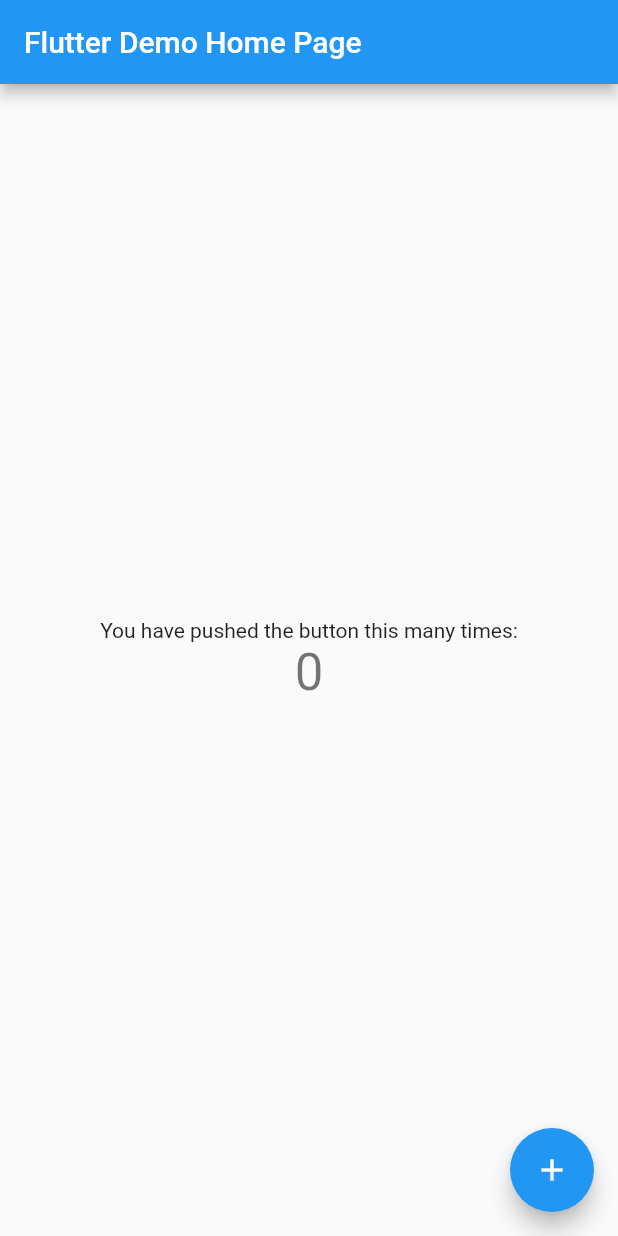
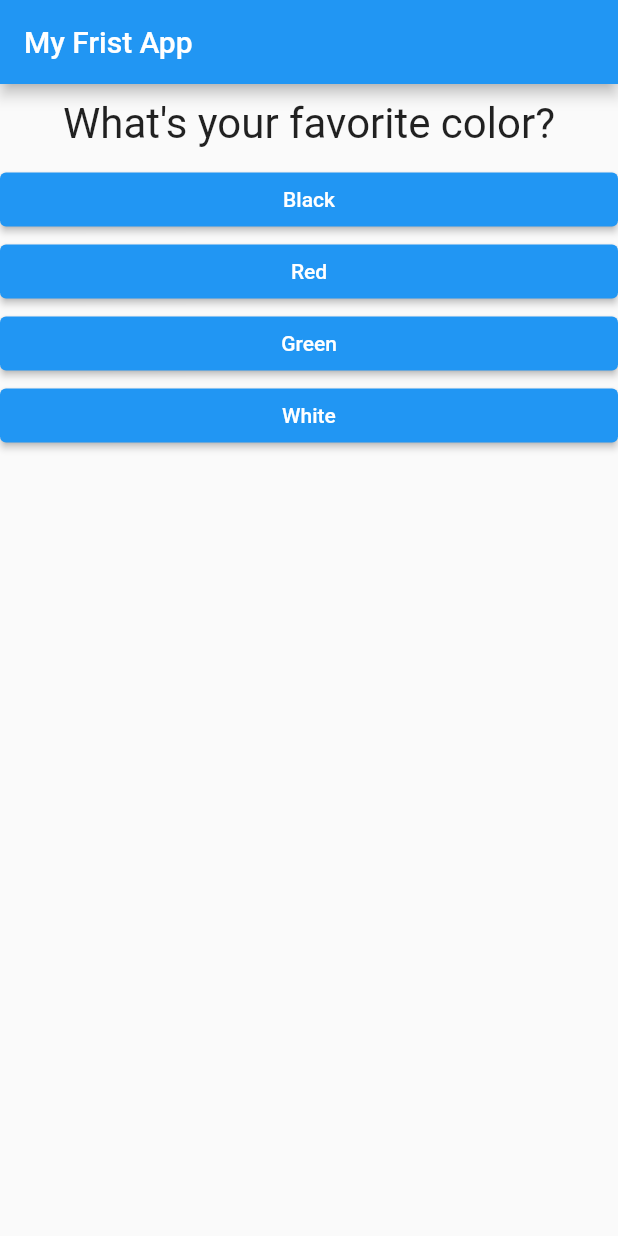
Before and after one commit to Matsuda1129/flutter_complete_guide, a Flutter app: the screen it shows after launch, on a phone screen of 412 x 824 dp. Run offline on Flutter 3.47's test engine with Material 2 defaults, Android fonts, the phone set to English and light mode, and no system bars.

```diff
--- /dev/null
+++ b/lib/answer.dart
@@ -0,0 +1,20 @@
+import 'package:flutter/material.dart';
+
+class Answer extends StatelessWidget {
+  final VoidCallback selectHandler;
+  final String answerText;
+  const Answer(this.selectHandler, this.answerText, {super.key});
+
+  @override
+  Widget build(BuildContext context) {
+    return Container(
+      width: double.infinity,
+      child: ElevatedButton(
+        style: ElevatedButton.styleFrom(
+            foregroundColor: Colors.white, backgroundColor: Colors.blue),
+        onPressed: selectHandler,
+        child: Text(answerText),
+      ),
+    );
+  }
+}
--- a/lib/main.dart
+++ b/lib/main.dart
@@ -1,115 +1,82 @@
 import 'package:flutter/material.dart';
+import './quiz.dart';
+import './result.dart';
+// void main() {
+//   runApp(MyApp());
+// }
 
-void main() {
-  runApp(const MyApp());
-}
+void main() => runApp(MyApp());
 
-class MyApp extends StatelessWidget {
-  const MyApp({super.key});
-
-  // This widget is the root of your application.
+class MyApp extends StatefulWidget {
   @override
-  Widget build(BuildContext context) {
-    return MaterialApp(
-      title: 'Flutter Demo',
-      theme: ThemeData(
-        // This is the theme of your application.
-        //
-        // Try running your application with "flutter run". You'll see the
-        // application has a blue toolbar. Then, without quitting the app, try
-        // changing the primarySwatch below to Colors.green and then invoke
-        // "hot reload" (press "r" in the console where you ran "flutter run",
-        // or simply save your changes to "hot reload" in a Flutter IDE).
-        // Notice that the counter didn't reset back to zero; the application
-        // is not restarted.
-        primarySwatch: Colors.blue,
-      ),
-      home: const MyHomePage(title: 'Flutter Demo Home Page'),
-    );
+  State<StatefulWidget> createState() {
+    return _MyAppState();
   }
 }
 
-class MyHomePage extends StatefulWidget {
-  const MyHomePage({super.key, required this.title});
+class _MyAppState extends State<MyApp> {
+  var _questionIndex = 0;
+  var _totalScore = 0;
 
-  // This widget is the home page of your application. It is stateful, meaning
-  // that it has a State object (defined below) that contains fields that affect
-  // how it looks.
+  void _resetQuiz() {
+    setState(() {
+      _questionIndex = 0;
+      _totalScore = 0;
+    });
+  }
 
-  // This class is the configuration for the state. It holds the values (in this
-  // case the title) provided by the parent (in this case the App widget) and
-  // used by the build method of the State. Fields in a Widget subclass are
-  // always marked "final".
-
-  final String title;
-
-  @override
-  State<MyHomePage> createState() => _MyHomePageState();
-}
-
-class _MyHomePageState extends State<MyHomePage> {
-  int _counter = 0;
-
-  void _incrementCounter() {
+  final _questions = const [
+    {
+      'questionText': 'What\'s your favorite color?',
+      'answers': [
+        {'text': 'Black', 'score': 4},
+        {'text': 'Red', 'score': 3},
+        {'text': 'Green', 'score': 2},
+        {'text': 'White', 'score': 1},
+      ]
+    },
+    {
+      'questionText': 'What\'s your favorite animal?',
+      'answers': [
+        {'text': 'Rabbit', 'score': 4},
+        {'text': 'Snake', 'score': 3},
+        {'text': 'Elephant', 'score': 2},
+        {'text': 'Lion', 'score': 1},
+      ]
+    },
+    {
+      'questionText': 'Who\'s your favorite instructor?',
+      'answers': [
+        {'text': 'Maki', 'score': 4},
+        {'text': 'Syota', 'score': 3},
+        {'text': 'Marie', 'score': 2},
+        {'text': 'Takuya', 'score': 1},
+      ]
+    },
+  ];
+  void _answerQuestion(int score) {
+    _totalScore += score;
     setState(() {
-      // This call to setState tells the Flutter framework that something has
-      // changed in this State, which causes it to rerun the build method below
-      // so that the display can reflect the updated values. If we changed
-      // _counter without calling setState(), then the build method would not be
-      // called again, and so nothing would appear to happen.
-      _counter++;
+      _questionIndex = _questionIndex + 1;
+      if (_questionIndex < _questions.length) {
+      } else {
+        // print('aaa');
+      }
     });
   }
 
   @override
   Widget build(BuildContext context) {
-    // This method is rerun every time setState is called, for instance as done
-    // by the _incrementCounter method above.
-    //
-    // The Flutter framework has been optimized to make rerunning build methods
-    // fast, so that you can just rebuild anything that needs updating rather
-    // than having to individually change instances of widgets.
-    return Scaffold(
-      appBar: AppBar(
-        // Here we take the value from the MyHomePage object that was created by
-        // the App.build method, and use it to set our appbar title.
-        title: Text(widget.title),
-      ),
-      body: Center(
-        // Center is a layout widget. It takes a single child and positions it
-        // in the middle of the parent.
-        child: Column(
-          // Column is also a layout widget. It takes a list of children and
-          // arranges them vertically. By default, it sizes itself to fit its
-          // children horizontally, and tries to be as tall as its parent.
-          //
-          // Invoke "debug painting" (press "p" in the console, choose the
-          // "Toggle Debug Paint" action from the Flutter Inspector in Android
-          // Studio, or the "Toggle Debug Paint" command in Visual Studio Code)
-          // to see the wireframe for each widget.
-          //
-          // Column has various properties to control how it sizes itself and
-          // how it positions its children. Here we use mainAxisAlignment to
-          // center the children vertically; the main axis here is the vertical
-          // axis because Columns are vertical (the cross axis would be
-          // horizontal).
-          mainAxisAlignment: MainAxisAlignment.center,
-          children: <Widget>[
-            const Text(
-              'You have pushed the button this many times:',
+    return MaterialApp(
+        home: Scaffold(
+            appBar: AppBar(
+              title: const Text('My Frist App'),
             ),
-            Text(
-              '$_counter',
-              style: Theme.of(context).textTheme.headline4,
-            ),
-          ],
-        ),
-      ),
-      floatingActionButton: FloatingActionButton(
-        onPressed: _incrementCounter,
-        tooltip: 'Increment',
-        child: const Icon(Icons.add),
-      ), // This trailing comma makes auto-formatting nicer for build methods.
-    );
+            body: _questionIndex < _questions.length
+                ? Quiz(
+                    answerQuestion: _answerQuestion,
+                    questionIndex: _questionIndex,
+                    questions: _questions)
+                : Result(_totalScore, _resetQuiz)));
   }
 }
--- /dev/null
+++ b/lib/question.dart
@@ -0,0 +1,19 @@
+import 'package:flutter/material.dart';
+
+class Question extends StatelessWidget {
+  String questionText;
+  Question(this.questionText, {super.key});
+
+  @override
+  Widget build(BuildContext context) {
+    return Container(
+      width: double.infinity,
+      margin: EdgeInsets.all(10),
+      child: Text(
+        questionText,
+        style: TextStyle(fontSize: 28),
+        textAlign: TextAlign.center,
+      ),
+    );
+  }
+}
--- /dev/null
+++ b/lib/quiz.dart
@@ -0,0 +1,31 @@
+import 'package:flutter/material.dart';
+import './question.dart';
+import './answer.dart';
+
+class Quiz extends StatelessWidget {
+  final List<Map<String, Object>> questions;
+  final Function answerQuestion;
+  final int questionIndex;
+  const Quiz({
+    super.key,
+    required this.questions,
+    required this.answerQuestion,
+    required this.questionIndex,
+  });
+
+  @override
+  Widget build(BuildContext context) {
+    return Column(
+      children: [
+        Question(
+          questions[questionIndex]['questionText'] as String,
+        ),
+        ...(questions[questionIndex]['answers'] as List<Map<String, Object>>)
+            .map((answer) {
+          return Answer(
+              () => answerQuestion(answer['score']), answer['text'] as String);
+        }).toList()
+      ],
+    );
+  }
+}
--- a/pubspec.yaml
+++ b/pubspec.yaml
@@ -3,7 +3,7 @@ description: A new Flutter project.
 
 # The following line prevents the package from being accidentally published to
 # pub.dev using `flutter pub publish`. This is preferred for private packages.
-publish_to: 'none' # Remove this line if you wish to publish to pub.dev
+publish_to: "none" # Remove this line if you wish to publish to pub.dev
 
 # The following defines the version and build number for your application.
 # A version number is three numbers separated by dots, like 1.2.43
@@ -20,7 +20,7 @@ publish_to: 'none' # Remove this line if you wish to publish to pub.dev
 version: 1.0.0+1
 
 environment:
-  sdk: '>=2.18.6 <3.0.0'
+  sdk: ">=2.18.6 <3.0.0"
 
 # Dependencies specify other packages that your package needs in order to work.
 # To automatically upgrade your package dependencies to the latest versions
@@ -31,7 +31,6 @@ environment:
 dependencies:
   flutter:
     sdk: flutter
-
 
   # The following adds the Cupertino Icons font to your application.
   # Use with the CupertinoIcons class for iOS style icons.
@@ -53,7 +52,6 @@ dev_dependencies:
 
 # The following section is specific to Flutter packages.
 flutter:
-
   # The following line ensures that the Material Icons font is
   # included with your application, so that you can use the icons in
   # the material Icons class.
```
Also changed, not shown: lib/result.dart (added, +44 -0 lines), 4 other files.
